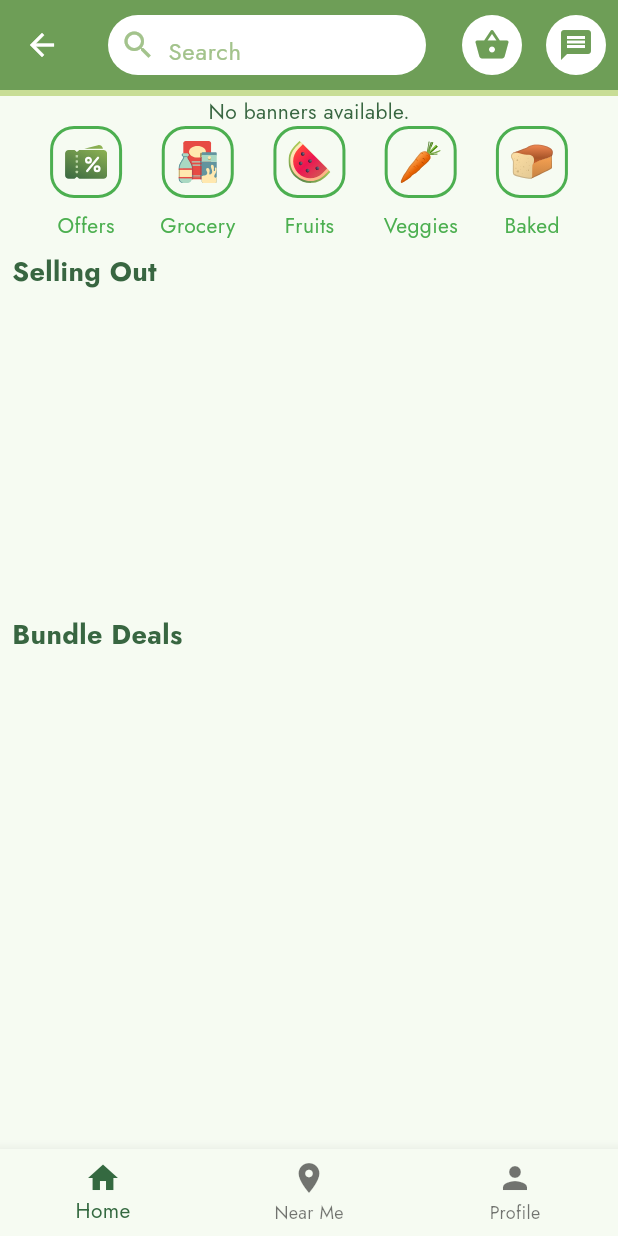
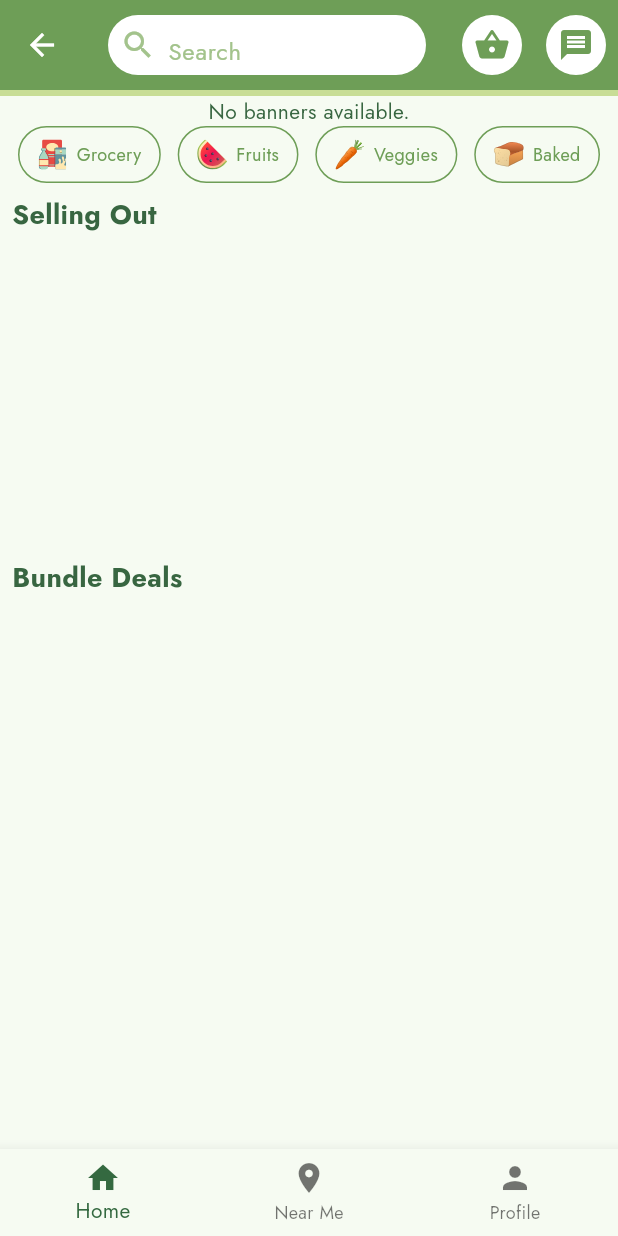
Before and after one commit to Unshelf-SoftEng/Unshelf__Buyer, a Flutter app: the HomeView screen opened directly, on a phone screen of 412 x 824 dp. Run offline on Flutter 3.47's test engine with Material 3 defaults, Android fonts, the phone set to English and light mode, and no system bars; drawn by our look-alikes of carousel_slider; our stand-ins replace cached_network_image, cloud_firestore, firebase_auth, firebase_core, firebase_storage, flutter_dotenv and 7 more; missing offline and left inert: flutter_map_location_marker, flutter_stripe; accounts and stored records are empty; network calls fail.

Commit message:
style changes

```diff
--- a/lib/views/basket_view.dart
+++ b/lib/views/basket_view.dart
@@ -184,9 +184,9 @@ class _BasketViewState extends State<BasketView> {
                                 selectedProductIds.add(productId);
                                 selectedSellerId = sellerId;
                               } else {
-                                // Notify user
+                                // Notify user they can only order from one store
                                 ScaffoldMessenger.of(context).showSnackBar(const SnackBar(
-                                  content: Text('You can only select products from one store at a time.'),
+                                  content: Text('You can only order from one store at a time.'),
                                 ));
                               }
                             } else {
--- a/lib/views/home_view.dart
+++ b/lib/views/home_view.dart
@@ -250,7 +250,7 @@ class _HomeViewState extends State<HomeView> {
   }
 
   Widget _buildCategories() {
-    final categories = ['Offers', 'Grocery', 'Fruits', 'Vegetables', 'Baked Goods', 'Meals'];
+    final categories = ['Grocery', 'Fruits', 'Vegetables', 'Baked Goods', 'Meals'];
 
     return Padding(
       padding: const EdgeInsets.symmetric(vertical: 8.0),
--- a/lib/views/store_view.dart
+++ b/lib/views/store_view.dart
@@ -243,7 +243,7 @@ class _StoreViewState extends State<StoreView> {
                 ),
 
                 // Category Listings: Offers, Grocery, Fruits, Veggies, Baked
-                for (var category in ['offers', 'grocery', 'fruits', 'veggies', 'baked'])
+                for (var category in ['Offers', 'Grrocery', 'Fruits', 'Vegetables', 'Baked Goods'])
                   StreamBuilder<QuerySnapshot>(
                     stream: FirebaseFirestore.instance
                         .collection('products')
--- a/lib/widgets/category_row_widget.dart
+++ b/lib/widgets/category_row_widget.dart
@@ -2,13 +2,20 @@ import 'package:flutter/material.dart';
 import 'package:flutter_svg/flutter_svg.dart';
 import 'package:unshelf_buyer/views/category_view.dart';
 
-class CategoryIconsRow extends StatelessWidget {
+class CategoryIconsRow extends StatefulWidget {
+  @override
+  _CategoryIconsRowState createState() => _CategoryIconsRowState();
+}
+
+class _CategoryIconsRowState extends State<CategoryIconsRow> {
+  int _pressedIndex = -1; // Track which button is pressed
+
+  // Removed "Offers" category
   final List<CategoryItem> categories = [
-      CategoryItem('Offers', 'assets/images/category_offers.svg', 'offers'),
-      CategoryItem('Grocery', 'assets/images/category_grocery.svg', 'grocery'),
-      CategoryItem('Fruits', 'assets/images/category_fruits.svg', 'fruits'),
-      CategoryItem('Veggies', 'assets/images/category_vegetables.svg', 'veggies'),
-      CategoryItem('Baked', 'assets/images/category_baked.svg', 'baked'),
+    CategoryItem('Grocery', 'assets/images/category_grocery.svg', 'Grocery'),
+    CategoryItem('Fruits', 'assets/images/category_fruits.svg', 'Fruits'),
+    CategoryItem('Veggies', 'assets/images/category_vegetables.svg', 'Vegetables'),
+    CategoryItem('Baked', 'assets/images/category_baked.svg', 'Baked Goods'),
   ];
 
   @override
@@ -16,9 +23,15 @@ class CategoryIconsRow extends StatelessWidget {
     return Padding(
       padding: const EdgeInsets.symmetric(horizontal: 8.0),
       child: Row(
-        mainAxisAlignment: MainAxisAlignment.spaceEvenly,
-        children: categories.map((category) {
+        mainAxisAlignment: MainAxisAlignment.spaceBetween,
+        children: categories.asMap().entries.map((entry) {
+          int index = entry.key;
+          CategoryItem category = entry.value;
+
           return GestureDetector(
+            onTapDown: (_) => setState(() => _pressedIndex = index), // Button pressed
+            onTapUp: (_) => setState(() => _pressedIndex = -1), // Button released
+            onTapCancel: () => setState(() => _pressedIndex = -1), // In case of cancellation
             onTap: () {
               Navigator.push(
                 context,
@@ -27,26 +40,25 @@ class CategoryIconsRow extends StatelessWidget {
                 ),
               );
             },
-            child: Column(
-              children: [
-                Container(
-                  width: 48.0,
-                  height: 48.0,
-                  decoration: BoxDecoration(
-                    border: Border.all(color: Colors.green, width: 2.0),
-                    borderRadius: BorderRadius.circular(16.0),
+            child: AnimatedContainer(
+              duration: const Duration(milliseconds: 200),
+              decoration: BoxDecoration(
+                color: _pressedIndex == index ? const Color(0xFF6E9E57) : Colors.transparent,
+                border: Border.all(color: const Color(0xFF6E9E57)),
+                borderRadius: BorderRadius.circular(24.0), // Rounded button
+              ),
+              padding: const EdgeInsets.symmetric(horizontal: 12.0, vertical: 8.0),
+              margin: const EdgeInsets.symmetric(horizontal: 4.0),
+              child: Row(
+                children: [
+                  SvgPicture.asset(category.iconPath, height: 20.0, width: 20.0),
+                  const SizedBox(width: 6.0),
+                  Text(
+                    category.name,
+                    style: TextStyle(fontSize: 12.0, color: _pressedIndex == index ? Colors.white : const Color(0xFF6E9E57)),
                   ),
-                  child: Padding(
-                    padding: const EdgeInsets.all(8.0),
-                    child: SvgPicture.asset(category.iconPath),
-                  ),
-                ),
-                const SizedBox(height: 8.0),
-                Text(
-                  category.name,
-                  style: const TextStyle(fontSize: 14.0, color: Colors.green),
-                ),
-              ],
+                ],
+              ),
             ),
           );
         }).toList(),
```
